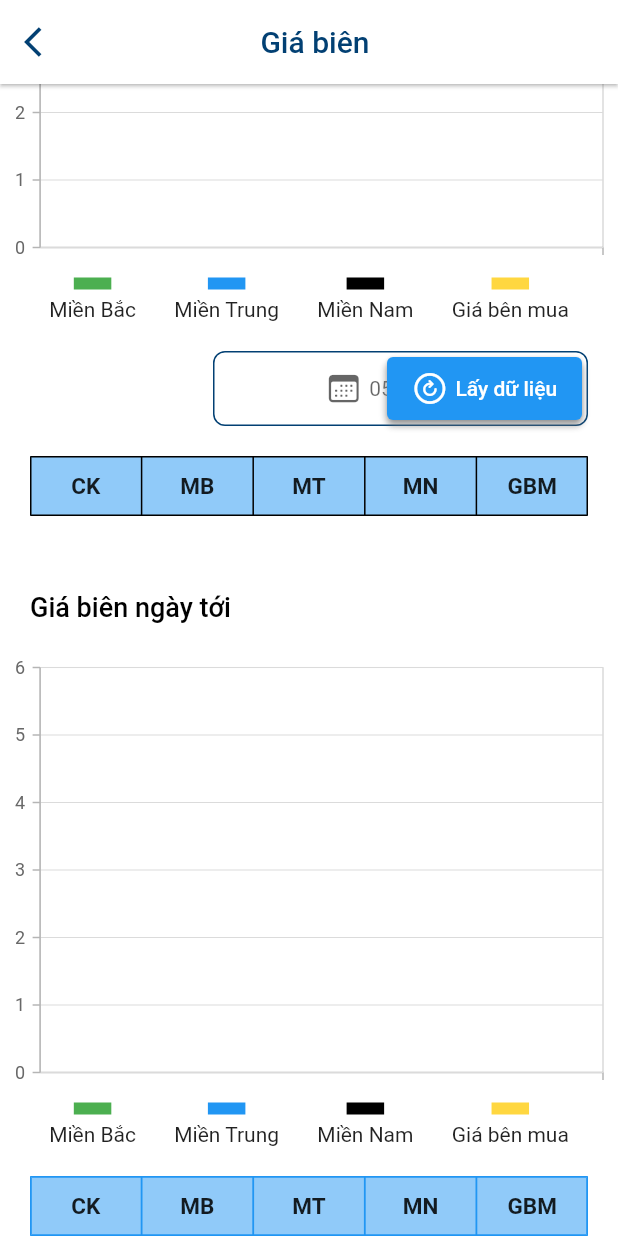
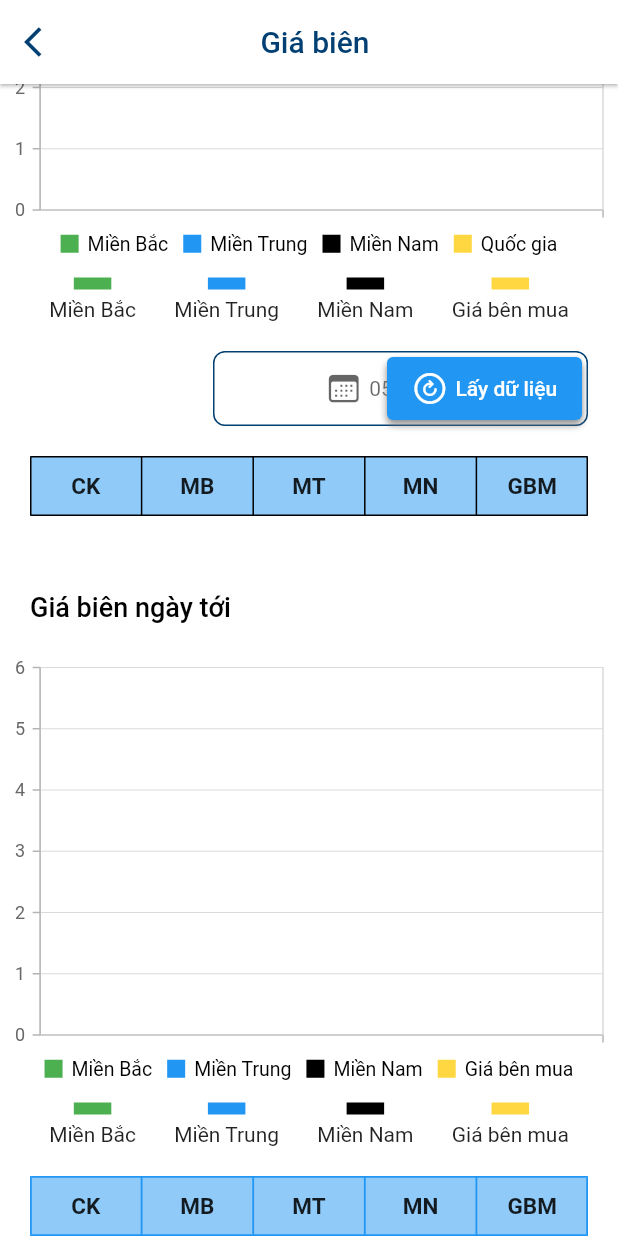
Before and after one commit to Kenn211/ChartFlutterElectric, a Flutter app: the MarginalPriceScreen screen opened by its route, scrolled down 222 dp, on a phone screen of 412 x 824 dp. Run offline on Flutter 3.47's test engine with Material 2 defaults, Android fonts, the phone set to English and light mode, and no system bars; our stand-ins replace flutter_screenutil, get, shared_preferences, syncfusion_flutter_charts; accounts and stored records are empty; network calls fail.

Commit message:
update code

```diff
--- a/lib/controllers/base_controller.dart
+++ b/lib/controllers/base_controller.dart
@@ -1,7 +1,6 @@
 import 'package:flutter/material.dart';
 import 'package:get/get.dart';
 import 'package:shared_preferences/shared_preferences.dart';
-import 'package:syncfusion_flutter_charts/charts.dart';
 import 'package:test_chart/shared/helpers/function_helper.dart';
 import 'package:test_chart/shared/widgets/custom_snackbar.dart';
 import 'package:intl/intl.dart';
--- a/lib/views/authorized/screens/marginal_price/marginal_price_screen.dart
+++ b/lib/views/authorized/screens/marginal_price/marginal_price_screen.dart
@@ -137,21 +137,22 @@ class MarginalPriceScreen extends GetView<MarginalPriceController> {
   }
 }
 
-class _ChartColumnIAH extends StatefulWidget {
+class _ChartColumnIAH extends StatelessWidget {
   const _ChartColumnIAH({Key? key}) : super(key: key);
 
   @override
-  _ChartColumnIAHState createState() => _ChartColumnIAHState();
-}
-
-class _ChartColumnIAHState extends State<_ChartColumnIAH> {
-  late TrackballBehavior _trackball;
-
-  @override
-  void initState() {
-    super.initState();
-
-    _trackball = TrackballBehavior(
+  Widget build(BuildContext context) {
+    return GetBuilder<MarginalPriceController>(
+      builder: (controller) {
+        return SfCartesianChart(
+            primaryXAxis: CategoryAxis(
+                labelStyle:
+                    const TextStyle(fontSize: 12, color: Colors.transparent)),
+            legend: Legend(
+                isVisible: true,
+                alignment: ChartAlignment.center,
+                position: LegendPosition.bottom),
+            trackballBehavior: TrackballBehavior(
                 enable: true,
                 lineWidth: 3,
                 tooltipDisplayMode: TrackballDisplayMode.groupAllPoints,
@@ -167,18 +168,7 @@ class _ChartColumnIAHState extends State<_ChartColumnIAH> {
                     canShowMarker: false,
                     format: 'series.name: point.y đồng/kWh',
                     color: const Color.fromARGB(255, 181, 180, 180),
-            textStyle: TextStyle(color: AppColors.secondColor)));
-  }
-
-  @override
-  Widget build(BuildContext context) {
-    return GetBuilder<MarginalPriceController>(
-      builder: (controller) {
-        return SfCartesianChart(
-            primaryXAxis: CategoryAxis(
-                labelStyle:
-                    const TextStyle(fontSize: 12, color: Colors.transparent)),
-            trackballBehavior: _trackball,
+                    textStyle: TextStyle(color: AppColors.secondColor))),
             series: <ChartSeries<ChartData, String>>[
               SplineSeries<ChartData, String>(
                   markerSettings: const MarkerSettings(isVisible: false),
@@ -214,19 +204,19 @@ class _ChartColumnIAHState extends State<_ChartColumnIAH> {
   }
 }
 
-class _ChartColumnDAH extends StatefulWidget {
+class _ChartColumnDAH extends StatelessWidget {
   const _ChartColumnDAH({Key? key}) : super(key: key);
 
   @override
-  _ChartColumnDAHState createState() => _ChartColumnDAHState();
-}
-
-class _ChartColumnDAHState extends State<_ChartColumnDAH> {
-  late TrackballBehavior _trackball;
-
-  @override
-  void initState() {
-    _trackball = TrackballBehavior(
+  Widget build(BuildContext context) {
+    return GetBuilder<MarginalPriceController>(
+      builder: (controller) {
+        return SfCartesianChart(
+          legend: Legend(
+              isVisible: true,
+              alignment: ChartAlignment.center,
+              position: LegendPosition.bottom),
+          trackballBehavior: TrackballBehavior(
               enable: true,
               lineWidth: 3,
               tooltipDisplayMode: TrackballDisplayMode.groupAllPoints,
@@ -241,15 +231,7 @@ class _ChartColumnDAHState extends State<_ChartColumnDAH> {
                   canShowMarker: false,
                   format: 'series.name: point.y đồng/kWh',
                   color: const Color.fromARGB(255, 181, 180, 180),
-            textStyle: TextStyle(color: AppColors.secondColor)));
-    super.initState();
-  }
-
-  @override
-  Widget build(BuildContext context) {
-    return GetBuilder<MarginalPriceController>(
-      builder: (controller) {
-        return SfCartesianChart(
+                  textStyle: TextStyle(color: AppColors.secondColor))),
           primaryXAxis: CategoryAxis(
               labelStyle:
                   const TextStyle(fontSize: 12, color: Colors.transparent)),
@@ -280,10 +262,9 @@ class _ChartColumnDAHState extends State<_ChartColumnDAH> {
                 dataSource: controller.dataChartNationDAH,
                 xValueMapper: (ChartData data, _) => data.x,
                 yValueMapper: (ChartData data, _) => data.y4,
-                name: 'Quốc gia',
+                name: 'Giá bên mua',
                 color: Colors.amberAccent)
           ],
-          trackballBehavior: _trackball,
         );
       },
     );
--- a/pubspec.yaml
+++ b/pubspec.yaml
@@ -20,7 +20,6 @@ dependencies:
 
   #Call API
   http: ^0.13.5
-  dio: ^4.0.6
 
   flutter_screenutil: ^5.6.0
 
@@ -34,7 +33,6 @@ dev_dependencies:
 
   flutter_lints: ^2.0.0
   build_runner: ^2.1.8
-  json_serializable: ^6.1.5
 
 
 # assets
```
Also changed, not shown: lib/controllers/drawer/source_plan_controller.dart (+6 -6 lines), lib/views/authorized/screens/source_plan/source_plan_screen.dart (+60 -1 lines), lib/views/authorized/screens/tonnage/tonnage_screen.dart (+23 -30 lines), pubspec.lock. Lines whose indentation alone changed are shown as unchanged.
